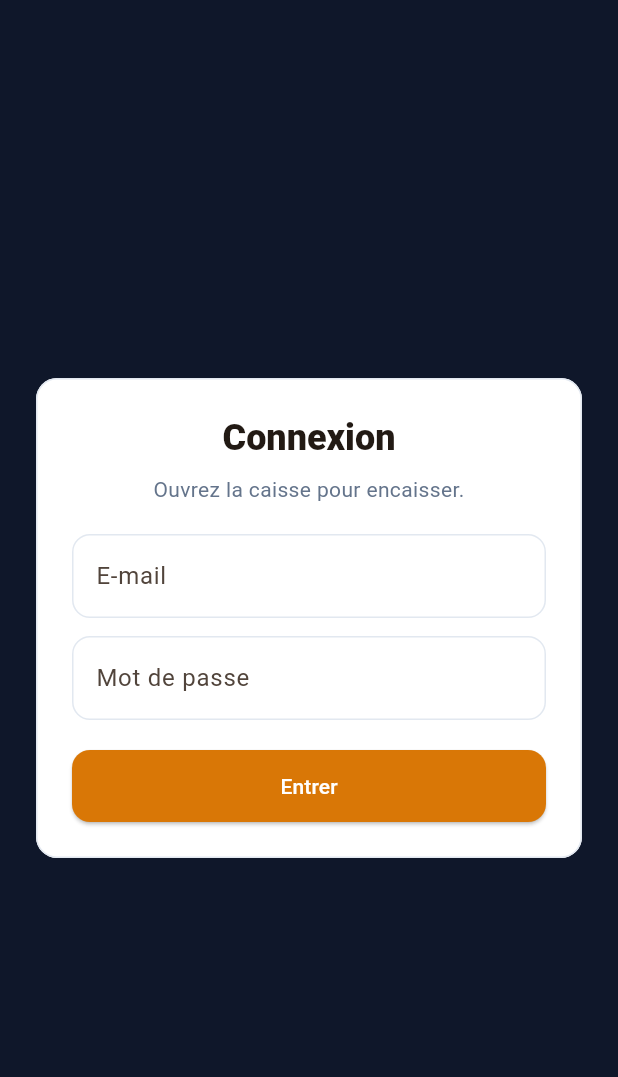
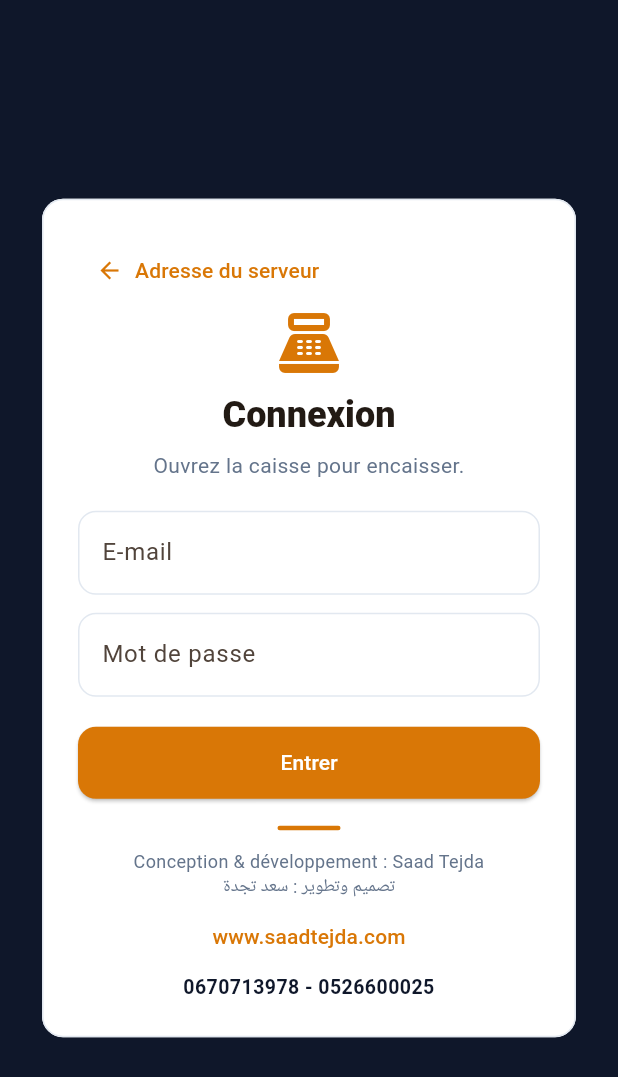
Before and after one commit to saadTejda/-caisse-infinidis, a Flutter app: the LoginScreen screen opened directly, on a phone screen of 412 x 824 dp. Shown: the top 1077 px of the screen. Run offline on Flutter 3.47's test engine with Material 3 defaults, Android fonts, the phone set to English and light mode, and no system bars; our stand-ins replace audioplayers, connectivity_plus, dio, flutter_riverpod, flutter_secure_storage, image_picker and 6 more; missing offline and left inert: mobile_scanner, print_bluetooth_thermal; accounts and stored records are empty.

Commit message:
Ajouter le retour vers le serveur et la signature bilingue.
La connexion ouvre de nouveau l’adresse du serveur, et les deux pages portent la signature en français et en arabe.

Co-authored-by: saadTejda <saadTejda@users.noreply.github.com>

```diff
--- a/cafe-resto/lib/screens/login_screen.dart
+++ b/cafe-resto/lib/screens/login_screen.dart
@@ -8,6 +8,8 @@ import '../auth/staff_user.dart';
 import '../l10n/caisse_text.dart';
 import '../providers/app_providers.dart';
 import '../theme/pos_theme.dart';
+import '../widgets/developer_signature.dart';
+import 'host_screen.dart';
 import 'pos_shell.dart';
 
 class LoginScreen extends ConsumerStatefulWidget {
@@ -22,6 +24,24 @@ class _LoginScreenState extends ConsumerState<LoginScreen> {
   final _password = TextEditingController();
   String? _error;
   bool _busy = false;
+  String _host = '';
+
+  @override
+  void initState() {
+    super.initState();
+    _loadHost();
+  }
+
+  Future<void> _loadHost() async {
+    final host = await ref.read(sessionStoreProvider).getHost();
+    if (mounted) setState(() => _host = host ?? '');
+  }
+
+  void _openHost() {
+    Navigator.of(context).push(
+      MaterialPageRoute(builder: (_) => const HostScreen(changing: true)),
+    ).then((_) => _loadHost());
+  }
 
   Future<void> _login() async {
     setState(() {
@@ -83,20 +103,36 @@ class _LoginScreenState extends ConsumerState<LoginScreen> {
 
   @override
   Widget build(BuildContext context) {
-    return Scaffold(
+    return PopScope(
+      canPop: false,
+      onPopInvokedWithResult: (didPop, _) {
+        if (!didPop) _openHost();
+      },
+      child: Scaffold(
       backgroundColor: PosColors.sidebar,
       body: SafeArea(
         child: Center(
-          child: ConstrainedBox(
+          child: SingleChildScrollView(
+            padding: const EdgeInsets.all(24),
+            child: ConstrainedBox(
             constraints: const BoxConstraints(maxWidth: 420),
             child: Card(
-              margin: const EdgeInsets.all(24),
               child: Padding(
                 padding: const EdgeInsets.all(24),
                 child: Column(
                   mainAxisSize: MainAxisSize.min,
                   crossAxisAlignment: CrossAxisAlignment.stretch,
                   children: [
+                    Align(
+                      alignment: AlignmentDirectional.centerStart,
+                      child: TextButton.icon(
+                        onPressed: _openHost,
+                        icon: const Icon(Icons.arrow_back),
+                        label: const Text('Adresse du serveur'),
+                      ),
+                    ),
+                    const Icon(Icons.point_of_sale, size: 48, color: PosColors.accent),
+                    const SizedBox(height: 8),
                     Text(
                       'Connexion',
                       textAlign: TextAlign.center,
@@ -133,13 +169,24 @@ class _LoginScreenState extends ConsumerState<LoginScreen> {
                       onPressed: _busy ? null : _login,
                       child: Text(_busy ? '…' : 'Entrer'),
                     ),
+                    if (_host.isNotEmpty) ...[
+                      const SizedBox(height: 8),
+                      Text(
+                        _host,
+                        textAlign: TextAlign.center,
+                        style: const TextStyle(color: PosColors.muted, fontSize: 12),
+                      ),
+                    ],
+                    const DeveloperSignature(),
                   ],
                 ),
               ),
             ),
           ),
+          ),
         ),
       ),
+    ),
     );
   }
 }
--- /dev/null
+++ b/cafe-resto/lib/widgets/developer_signature.dart
@@ -0,0 +1,61 @@
+import 'package:flutter/material.dart';
+import 'package:url_launcher/url_launcher.dart';
+
+import '../theme/pos_theme.dart';
+
+/// Signature affichée sur l’adresse du serveur et sur la connexion.
+class DeveloperSignature extends StatelessWidget {
+  const DeveloperSignature({super.key});
+
+  static final _site = Uri.parse('https://www.saadtejda.com');
+
+  Future<void> _open() async {
+    await launchUrl(_site, mode: LaunchMode.externalApplication);
+  }
+
+  @override
+  Widget build(BuildContext context) {
+    const line = TextStyle(color: PosColors.muted, fontSize: 12, height: 1.45);
+    return Column(
+      children: [
+        const SizedBox(height: 18),
+        Container(
+          width: 42,
+          height: 3,
+          decoration: BoxDecoration(
+            color: PosColors.accent,
+            borderRadius: BorderRadius.circular(2),
+          ),
+        ),
+        const SizedBox(height: 12),
+        const Text(
+          'Conception & développement : Saad Tejda',
+          textAlign: TextAlign.center,
+          style: line,
+        ),
+        const Directionality(
+          textDirection: TextDirection.rtl,
+          child: Text(
+            'تصميم وتطوير : سعد تجدة',
+            textAlign: TextAlign.center,
+            style: line,
+          ),
+        ),
+        TextButton(
+          onPressed: _open,
+          child: const Text('www.saadtejda.com'),
+        ),
+        const Text(
+          '0670713978 - 0526600025',
+          textAlign: TextAlign.center,
+          style: TextStyle(
+            color: PosColors.ink,
+            fontSize: 13,
+            fontWeight: FontWeight.w700,
+            letterSpacing: 0.3,
+          ),
+        ),
+      ],
+    );
+  }
+}
```
Also changed, not shown: cafe-resto/lib/screens/host_screen.dart (+25 -3 lines).
